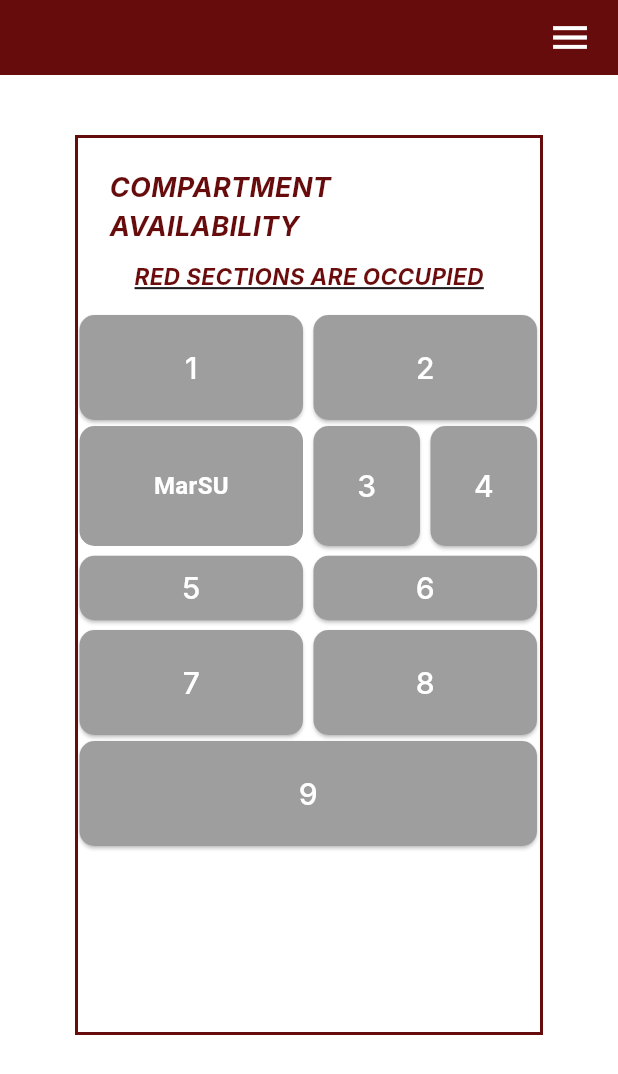
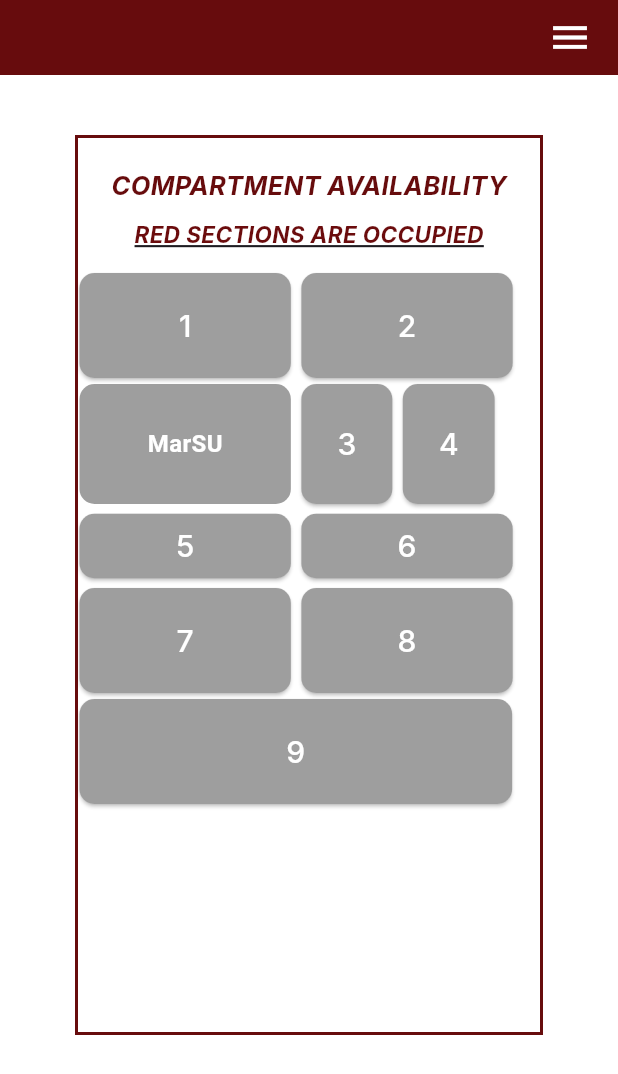
Before and after one commit to ChrisnellJoy19/thesisApp-repo, a Flutter app: the Compartments screen opened directly, on a phone screen of 412 x 824 dp. Shown: the top 1074 px of the screen. Run offline on Flutter 3.47's test engine with Material 3 defaults, Android fonts, the phone set to English and light mode, and no system bars; our stand-ins replace cloud_firestore, firebase_auth, firebase_core; accounts and stored records are empty; Roboto replaces fonts that are missing (Inter).

```diff
--- a/lib/pages/compartments.dart
+++ b/lib/pages/compartments.dart
@@ -92,7 +92,7 @@ class _CompartmentsState extends State<Compartments> {
                                     fontFamily: "Inter",
                                     fontWeight: FontWeight.bold,
                                     fontStyle: FontStyle.italic,
-                                    fontSize: 18,
+                                    fontSize: 17,
                                     color: Color.fromRGBO(103, 12, 13, 1.000),
                                   ),
                                 ),
@@ -117,14 +117,16 @@ class _CompartmentsState extends State<Compartments> {
                               child: Row(
                                 children: [
                                   LockerCard(
-                                    width: 149,
+                                    width: MediaQuery.of(context).size.width *
+                                        0.342,
                                     height: 70,
                                     text: "1",
                                     status: compartmentStatuses["1"] ?? "",
                                   ),
                                   const SizedBox(width: 7),
                                   LockerCard(
-                                    width: 149,
+                                    width: MediaQuery.of(context).size.width *
+                                        0.342,
                                     height: 70,
                                     text: "2",
                                     status: compartmentStatuses["2"] ?? "",
@@ -136,7 +138,8 @@ class _CompartmentsState extends State<Compartments> {
                             Row(
                               children: [
                                 Container(
-                                  width: 149,
+                                  width:
+                                      MediaQuery.of(context).size.width * 0.342,
                                   height: 80,
                                   decoration: BoxDecoration(
                                     color: Colors.grey,
@@ -155,14 +158,16 @@ class _CompartmentsState extends State<Compartments> {
                                 ),
                                 const SizedBox(width: 7),
                                 LockerCard(
-                                  width: 71,
+                                  width:
+                                      MediaQuery.of(context).size.width * 0.05,
                                   height: 80,
                                   text: "3",
                                   status: compartmentStatuses["3"] ?? "",
                                 ),
                                 const SizedBox(width: 7),
                                 LockerCard(
-                                  width: 71,
+                                  width:
+                                      MediaQuery.of(context).size.width * 0.05,
                                   height: 80,
                                   text: "4",
                                   status: compartmentStatuses["4"] ?? "",
@@ -173,14 +178,16 @@ class _CompartmentsState extends State<Compartments> {
                             Row(
                               children: [
                                 LockerCard(
-                                  width: 149,
+                                  width:
+                                      MediaQuery.of(context).size.width * 0.342,
                                   height: 43,
                                   text: "5",
                                   status: compartmentStatuses["5"] ?? "",
                                 ),
                                 const SizedBox(width: 7),
                                 LockerCard(
-                                  width: 149,
+                                  width:
+                                      MediaQuery.of(context).size.width * 0.342,
                                   height: 43,
                                   text: "6",
                                   status: compartmentStatuses["6"] ?? "",
@@ -191,14 +198,16 @@ class _CompartmentsState extends State<Compartments> {
                             Row(
                               children: [
                                 LockerCard(
-                                  width: 149,
+                                  width:
+                                      MediaQuery.of(context).size.width * 0.342,
                                   height: 70,
                                   text: "7",
                                   status: compartmentStatuses["7"] ?? "",
                                 ),
                                 const SizedBox(width: 7),
                                 LockerCard(
-                                  width: 149,
+                                  width:
+                                      MediaQuery.of(context).size.width * 0.342,
                                   height: 70,
                                   text: "8",
                                   status: compartmentStatuses["8"] ?? "",
@@ -209,7 +218,8 @@ class _CompartmentsState extends State<Compartments> {
                             Row(
                               children: [
                                 LockerCard(
-                                  width: 305,
+                                  width:
+                                      MediaQuery.of(context).size.width * 0.70,
                                   height: 70,
                                   text: "9",
                                   status: compartmentStatuses["9"] ?? "",
```
Also changed, not shown: lib/widgets/locker_card.dart (+28 -28 lines).
